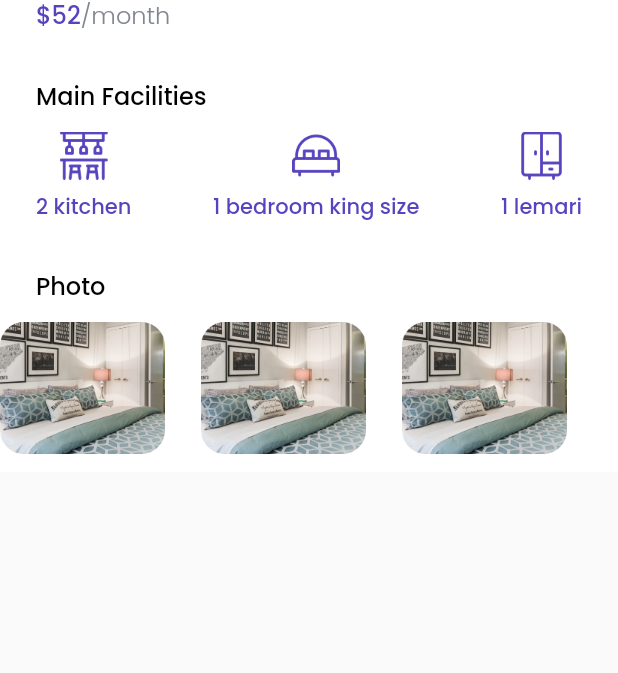
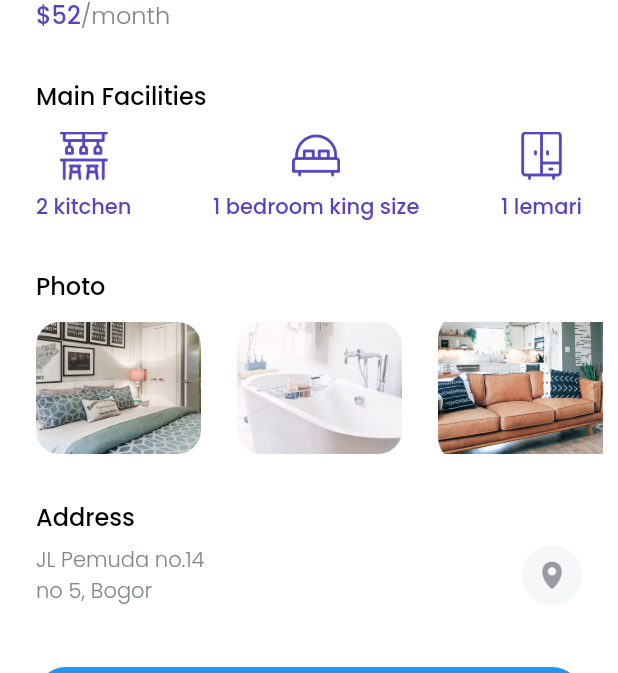
Before and after one commit to senapahlevi/KostApp, a Flutter app: the DetailPage screen opened directly, on a phone screen of 412 x 824 dp, the part 563-1236 px from its top. Run offline on Flutter 3.47's test engine with Material 2 defaults, Android fonts, the phone set to English and light mode, and no system bars; our stand-ins replace google_fonts.

Commit message:
Add alamat map and desc Kuretakeso

```diff
--- a/lib/pages/basichome_page.dart
+++ b/lib/pages/basichome_page.dart
@@ -146,7 +146,7 @@ class BasicHomePage extends StatelessWidget {
                                       ),
                                       onPressed: () {},
                                     ),
-                                  )
+                                  ),
                                 ],
                               ),
                             );
--- a/lib/pages/detail_page.dart
+++ b/lib/pages/detail_page.dart
@@ -189,8 +189,8 @@ class DetailPage extends StatelessWidget {
                       ),
                       //NoTE : PHOTO
                       Padding(
-                        padding: EdgeInsets.only(
-                          left: edge,
+                        padding: EdgeInsets.symmetric(
+                          horizontal: edge,
                         ),
                         child: Text(
                           'Photo',
@@ -207,12 +207,6 @@ class DetailPage extends StatelessWidget {
                         child: ListView(
                           scrollDirection: Axis.horizontal,
                           children: [
-                            Image.asset(
-                              'assets/pic/phot1.png',
-                              width: 110,
-                              height: 88,
-                              fit: BoxFit.cover,
-                            ),
                             SizedBox(
                               width: edge,
                             ),
@@ -226,7 +220,16 @@ class DetailPage extends StatelessWidget {
                               width: edge,
                             ),
                             Image.asset(
-                              'assets/pic/phot1.png',
+                              'assets/pic/phot2.png',
+                              width: 110,
+                              height: 88,
+                              fit: BoxFit.cover,
+                            ),
+                            SizedBox(
+                              width: edge,
+                            ),
+                            Image.asset(
+                              'assets/pic/phot3.png',
                               width: 110,
                               height: 88,
                               fit: BoxFit.cover,
@@ -238,7 +241,65 @@ class DetailPage extends StatelessWidget {
                         ),
                       ),
                       SizedBox(
-                        height: 12,
+                        height: 30,
+                      ),
+                      //NOTE:LOCATION
+                      Padding(
+                        padding: EdgeInsets.symmetric(
+                          horizontal: edge,
+                        ),
+                        child: Text(
+                          'Address',
+                          style: regularTextStyle.copyWith(
+                            fontSize: 16,
+                          ),
+                        ),
+                      ),
+                      SizedBox(
+                        height: 6,
+                      ),
+                      Padding(
+                        padding: EdgeInsets.symmetric(
+                          horizontal: edge,
+                        ),
+                        child: Row(
+                          mainAxisAlignment: MainAxisAlignment.spaceBetween,
+                          children: [
+                            Text(
+                              'JL Pemuda no.14\nno 5, Bogor',
+                              style: greyTextStyle,
+                            ),
+                            Image.asset(
+                              'assets/pic/map.png',
+                              width: 40,
+                            ),
+                          ],
+                        ),
+                      ),
+                      SizedBox(
+                        height: 40,
+                      ),
+                      Container(
+                        margin: EdgeInsets.symmetric(
+                          horizontal: edge,
+                        ),
+                        height: 50,
+                        width: MediaQuery.of(context).size.width - (2 * edge),
+                        child: ElevatedButton(
+                          style: ElevatedButton.styleFrom(
+                            shape: RoundedRectangleBorder(
+                              borderRadius: BorderRadius.circular(20),
+                            ),
+                          ),
+                          onPressed: () {},
+                          child: Text(
+                            'Book Now',
+                            style: whiteTextStyle.copyWith(fontSize: 18),
+                          ),
+                        ),
+                      ),
+                      SizedBox(
+                        height: 40,
                       ),
                     ],
                   ),
--- a/lib/pages/homepagekost.dart
+++ b/lib/pages/homepagekost.dart
@@ -146,7 +146,8 @@ class HomePageKost extends StatelessWidget {
                       name: 'Darrling\nApartement',
                       price: 72,
                       country: 'Indonesia',
-                        rating: 5),
+                      rating: 5,
+                    ),
                   ),
                 ],
               ),
```
Lines whose indentation alone changed are shown as unchanged.
